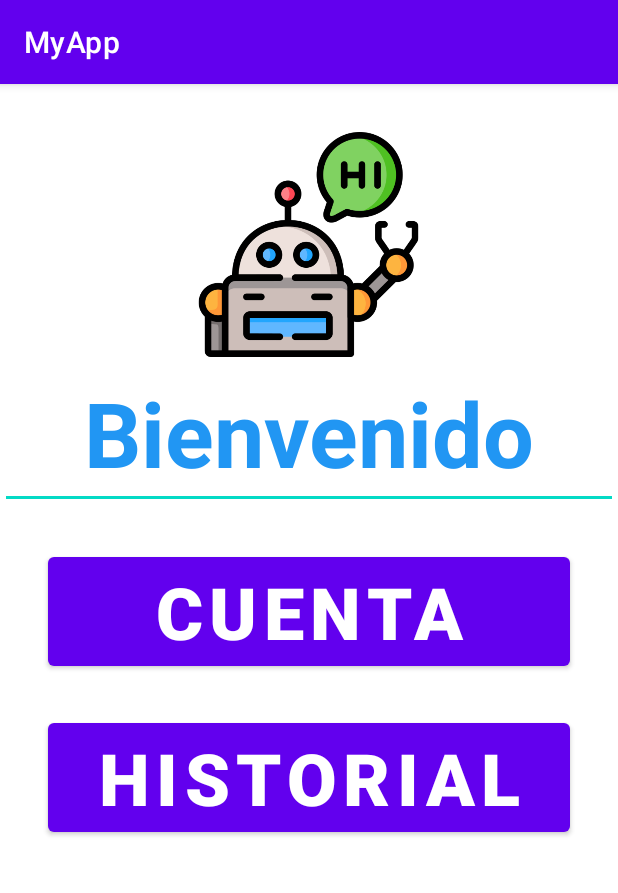
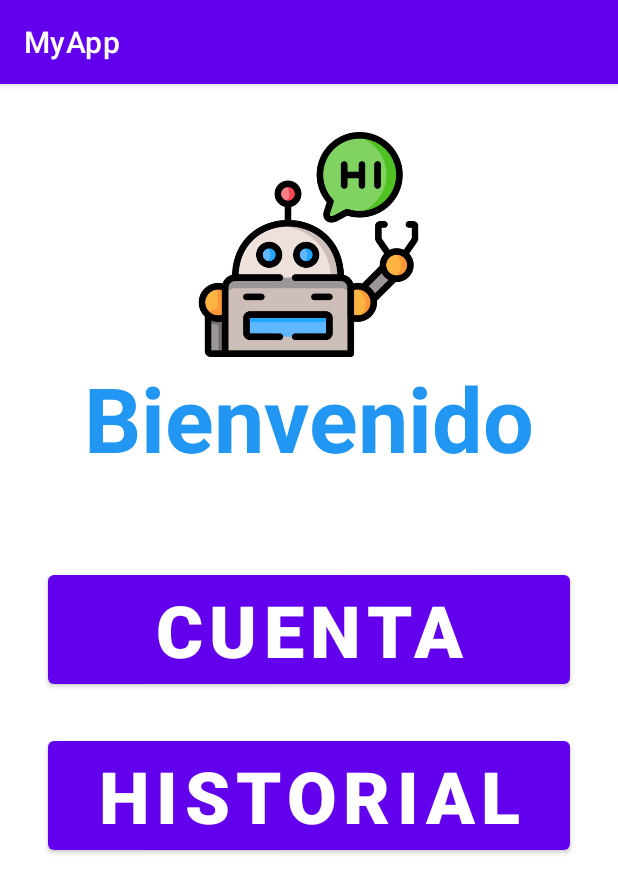
Before and after one commit to 1Nero1/MiprimerApp, an Android app: the Bienvenida screen opened directly, with no data from a screen before it, on a phone screen of 412 x 824 dp. Shown: the top 893 px of the screen. Run offline under Robolectric (Android 15) with nearby library versions, the phone set to English and light mode, and no system bars.

Commit message:
Acabando la bienvenida

```diff
--- a/app/app/src/main/java/com/example/myapp/Bienvenida.kt
+++ b/app/app/src/main/java/com/example/myapp/Bienvenida.kt
@@ -1,11 +1,61 @@
 package com.example.myapp
 
+import android.content.Intent
+import android.database.Cursor
 import androidx.appcompat.app.AppCompatActivity
 import android.os.Bundle
+import android.widget.Button
+import android.widget.EditText
+import android.widget.TextView
+import com.example.myapp.DB.BasedeDatos
 
 class Bienvenida : AppCompatActivity() {
     override fun onCreate(savedInstanceState: Bundle?) {
         super.onCreate(savedInstanceState)
         setContentView(R.layout.activity_bienvenida)
+        /**Variables**/
+        var enteroId: Int = 0;
+        /**conectando a la base de datos**/
+        val con = BasedeDatos( this, "db_robotic", null,1);
+        val baseDatos = con.readableDatabase; //Modo lectura
+        /**Mandando a llamar al activiti main**/
+        val objetcIntent: Intent = intent;
+        var recibir_id =objetcIntent.getStringExtra("idUsuario");
+        /**Asignacion**/
+        var nombreCompletotxt: TextView = findViewById(R.id.textNomComp);
+        var btn_cuenta: Button = findViewById(R.id.btn_cuenta);
+        var btn_historial: Button = findViewById(R.id.btn_histo);
+        println(recibir_id);
+        println(enteroId);
+        //Convertir a entero
+        if (recibir_id != null) {
+            enteroId = recibir_id.toInt()
+        };
+        println(enteroId);
+        //Realizando consulta
+        val cr: Cursor = baseDatos.rawQuery("SELECT nom, apPat, apMat " +
+                "FROM t_usuario " +
+                "WHERE id_usuario = '" + enteroId +"'", null);
+
+        //Recorriendo el cursor
+        if(cr.moveToFirst()){
+            do {
+                //aqui va el text view
+                nombreCompletotxt.append( cr.getString(0).toString() + " ");
+                nombreCompletotxt.append( cr.getString(1).toString() + " ");
+                nombreCompletotxt.append( cr.getString(2).toString());
+
+                println(nombreCompletotxt);
+
+            }while (cr.moveToNext())
+        }
+
+        /**Eventos**/
+        btn_cuenta.setOnClickListener{
+            /**Didigir a nueva ventana**/
+        }
+
+
+    /**Fin*/
     }
 }
--- a/app/app/src/main/java/com/example/myapp/DB/BasedeDatos.kt
+++ b/app/app/src/main/java/com/example/myapp/DB/BasedeDatos.kt
@@ -24,14 +24,14 @@ class BasedeDatos(
         db?.execSQL("CREATE TABLE t_Cuenta(" +
                 "id_cuenta INTEGER PRIMARY KEY AUTOINCREMENT," +
                 "id_usuario INTEGER," +
-                "saldo DOUBLE (15)," +
+                "saldo DOUBLE (13,2)," +
                 "CONSTRAINT fk_id_usuario FOREIGN KEY (id_usuario) REFERENCES tablaUsuario(id_usuario) )");
 
         db?.execSQL("CREATE TABLE t_Historial(" +
                 "id_usuario INTEGER," +
                 "id_cuenta INTEGER," +
                 "f_transaccion DATEONLY," +
-                "m_transaccion DOBLE," +
+                "m_transaccion DOBLE (13,2)," +
                 "des_movimiento String (150)," +
                 "CONSTRAINT pk_idHistorial PRiMARY KEY (id_usuario, id_cuenta)," +
                 "CONSTRAINT fk_id_usuario FOREIGN KEY (id_usuario) REFERENCES tablaUsuario(id_usuario)," +
--- a/app/app/src/main/res/layout/activity_bienvenida.xml
+++ b/app/app/src/main/res/layout/activity_bienvenida.xml
@@ -29,7 +29,7 @@
                 android:foregroundGravity="center"
                 app:srcCompat="@drawable/hi" />
 
-            <EditText
+            <TextView
                 android:id="@+id/Bienvenido"
                 android:layout_width="match_parent"
                 android:layout_height="wrap_content"
@@ -43,6 +43,14 @@
                 android:textColor="#2196F3"
                 android:textSize="60sp"
                 android:textStyle="bold" />
+
+            <TextView
+                android:id="@+id/textNomComp"
+                android:layout_width="match_parent"
+                android:layout_height="wrap_content"
+                android:gravity="center|center_horizontal|center_vertical"
+                android:textSize="24sp"
+                android:textStyle="normal|bold" />
 
             <Button
                 android:id="@+id/btn_cuenta"
@@ -65,6 +73,7 @@
                 android:text="Historial"
                 android:textSize="48sp"
                 android:textStyle="bold" />
+
         </LinearLayout>
     </ScrollView>
 
```
Also changed, not shown: app/app/src/main/java/com/example/myapp/MainActivity.kt (+12 -5 lines).
